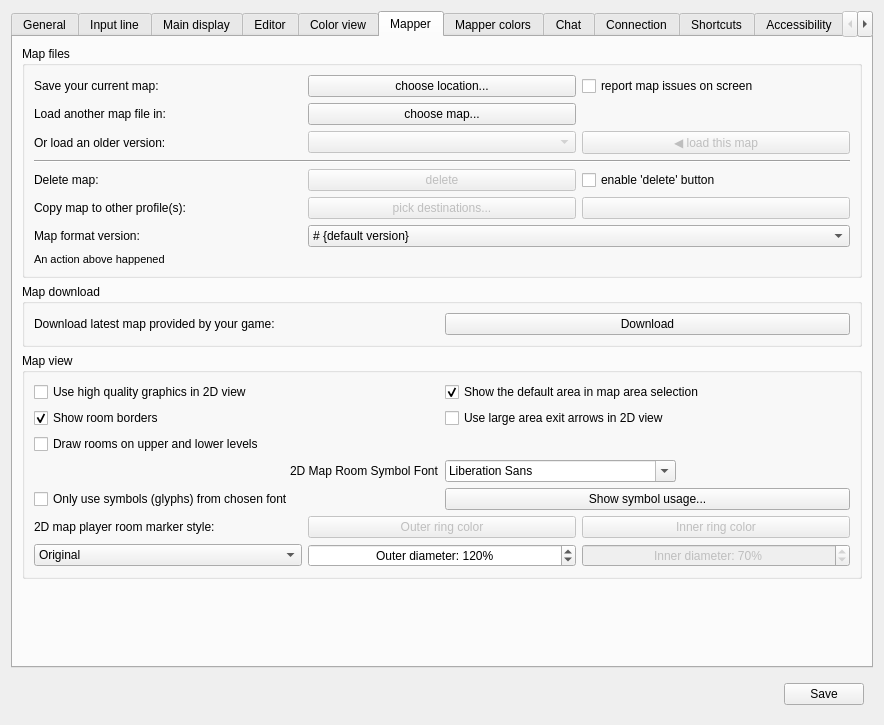
This is src/ui/profile_preferences.ui in Mudlet/Mudlet as Qt 5 draws it before an edit. The edited form follows.
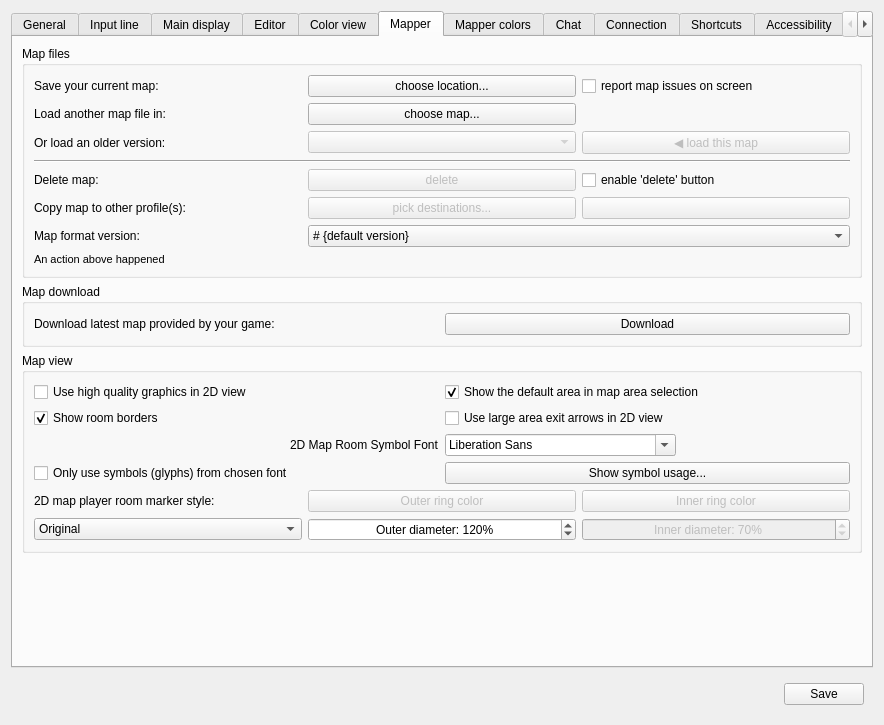
This is the edited form. The open tabs and pages were chosen to show the change. Icons and pictures are not drawn. Custom widgets are drawn as their Qt base class.

```diff
--- a/src/ui/profile_preferences.ui
+++ b/src/ui/profile_preferences.ui
@@ -2222,41 +2222,31 @@
             </property>
            </widget>
           </item>
-          <item row="2" column="0">
-           <widget class="QCheckBox" name="checkBox_drawUpperLowerLevels">
-            <property name="text">
-             <string>Draw rooms on upper and lower levels</string>
-            </property>
-            <property name="checked">
-             <bool>false</bool>
-            </property>
-           </widget>
-          </item>
-          <item row="3" column="0" alignment="Qt::AlignRight">
+          <item row="2" column="0" alignment="Qt::AlignRight">
            <widget class="QLabel" name="label_mapSymbolsFont">
             <property name="text">
              <string>2D Map Room Symbol Font</string>
             </property>
            </widget>
           </item>
-          <item row="3" column="1" alignment="Qt::AlignLeft">
+          <item row="2" column="1" alignment="Qt::AlignLeft">
            <widget class="QFontComboBox" name="fontComboBox_mapSymbols"/>
           </item>
-          <item row="4" column="0">
+          <item row="3" column="0">
            <widget class="QCheckBox" name="checkBox_isOnlyMapSymbolFontToBeUsed">
             <property name="text">
              <string>Only use symbols (glyphs) from chosen font</string>
             </property>
            </widget>
           </item>
-          <item row="4" column="1">
+          <item row="3" column="1">
            <widget class="QPushButton" name="pushButton_showGlyphUsage">
             <property name="text">
              <string>Show symbol usage...</string>
             </property>
            </widget>
           </item>
-          <item row="5" column="0" colspan="2">
+          <item row="4" column="0" colspan="2">
            <widget class="QWidget" name="widget_playerRoomStyle" native="true">
             <layout class="QGridLayout" name="gridLayout_widget_playerRoomStyle">
              <property name="leftMargin">
```
Left out of the diff: 1 changed line with no effect on the pictures.
